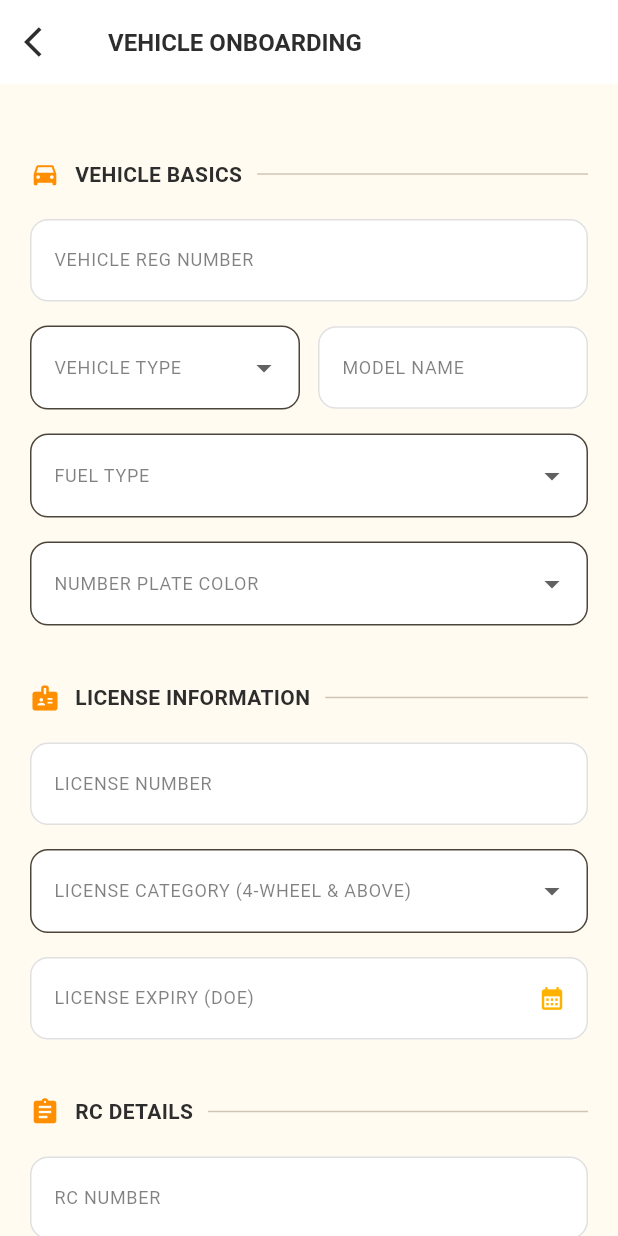
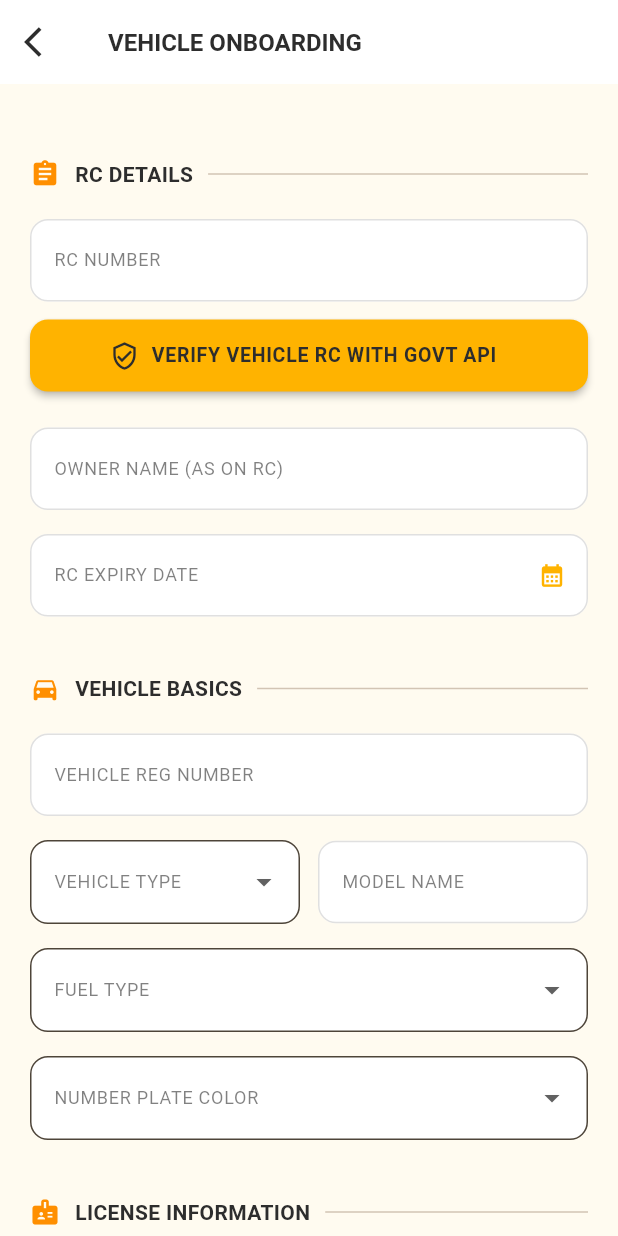
Before and after one commit to aiwheelsinfo-wq/flutterdriverapp, a Flutter app: the CarFormPage screen opened directly, on a phone screen of 412 x 824 dp. Run offline on Flutter 3.47's test engine with Material 3 defaults, Android fonts, the phone set to English and light mode, and no system bars; our stand-ins replace cached_network_image, carousel_slider, firebase_core, firebase_messaging, flutter_local_notifications, flutter_map and 13 more; missing offline and left inert: flutter_background_service, flutter_background_service_android, razorpay_flutter; accounts and stored records are empty; network calls fail.

Commit message:
Move RC Details to top position in car registration onboarding form

```diff
--- a/lib/car_reg_form.dart
+++ b/lib/car_reg_form.dart
@@ -241,6 +241,7 @@ class _CarFormPageState extends State<CarFormPage> {
     String? hint,
     bool isDate = false,
     bool isRequired = true,
+    bool readOnly = false,
   }) {
     bool isOptionalForYellow = [
           'texi_permit_no',
@@ -256,8 +257,9 @@ class _CarFormPageState extends State<CarFormPage> {
       padding: const EdgeInsets.symmetric(vertical: 8),
       child: TextFormField(
         controller: _controllers[apiKey],
-        readOnly: isDate,
-        onTap: isDate ? () => _pickDate(apiKey) : null,
+        readOnly: readOnly || isDate,
+        enabled: !readOnly,
+        onTap: (isDate && !readOnly) ? () => _pickDate(apiKey) : null,
         textCapitalization: TextCapitalization.characters,
         inputFormatters: [UpperCaseTextFormatter()],
         style: const TextStyle(fontSize: 15, color: charcoal),
@@ -270,7 +272,7 @@ class _CarFormPageState extends State<CarFormPage> {
               ? const Icon(Icons.calendar_month, size: 18, color: primaryAmber)
               : null,
           filled: true,
-          fillColor: Colors.white,
+          fillColor: readOnly ? Colors.grey.shade100 : Colors.white,
           border: OutlineInputBorder(
               borderRadius: BorderRadius.circular(12),
               borderSide: BorderSide(color: Colors.grey.shade300)),
@@ -280,6 +282,9 @@ class _CarFormPageState extends State<CarFormPage> {
           focusedBorder: OutlineInputBorder(
               borderRadius: BorderRadius.circular(12),
               borderSide: const BorderSide(color: primaryAmber, width: 2)),
+          disabledBorder: OutlineInputBorder(
+              borderRadius: BorderRadius.circular(12),
+              borderSide: BorderSide(color: Colors.grey.shade200)),
         ),
         validator: (val) {
           if (isOptionalForYellow) return null;
@@ -640,11 +645,28 @@ class _CarFormPageState extends State<CarFormPage> {
       child: Column(
         crossAxisAlignment: CrossAxisAlignment.start,
         children: [
+          // ---------------- 1. RC DETAILS (FIRST AT THE TOP) ----------------
+          _buildSectionHeader("RC Details", Icons.assignment),
+          _buildField(
+              label: "RC Number", apiKey: "rc_no", hint: "Ex: KL73A1234"),
+          _buildVerifyRcButton(),
+          _buildField(
+              label: "Owner Name (As on RC)",
+              apiKey: "rc_name",
+              readOnly: isRcVerifiedSuccess && _controllers['rc_name']!.text.isNotEmpty,
+              hint: "Ex: RAJESH KUMAR"),
+          _buildField(
+              label: "RC Expiry Date",
+              apiKey: "rc_manufecture_date",
+              readOnly: isRcVerifiedSuccess && _controllers['rc_manufecture_date']!.text.isNotEmpty,
+              isDate: true),
+
+          // ---------------- 2. VEHICLE BASICS ----------------
           _buildSectionHeader("Vehicle Basics", Icons.directions_car),
           _buildField(
               label: "Vehicle Reg Number",
               apiKey: "vehicle_id",
-              hint: "Ex: MH 12 AB 1234"),
+              hint: "Ex: KL 73 A 1234"),
           Row(
             children: [
               Expanded(
@@ -665,6 +687,7 @@ class _CarFormPageState extends State<CarFormPage> {
                   child: _buildField(
                       label: "Model Name",
                       apiKey: "vehicle_name",
+                      readOnly: isRcVerifiedSuccess && _controllers['vehicle_name']!.text.isNotEmpty,
                       hint: "Ex: SWIFT DZIRE")),
             ],
           ),
@@ -679,11 +702,12 @@ class _CarFormPageState extends State<CarFormPage> {
               value: _selectedPlateColor,
               onChanged: (v) => setState(() => _selectedPlateColor = v)),
 
+          // ---------------- 3. LICENSE INFORMATION ----------------
           _buildSectionHeader("License Information", Icons.badge),
           _buildField(
               label: "License Number",
               apiKey: "license_no",
-              hint: "Ex: MH12 20100012345"),
+              hint: "Ex: KL73 20220004599"),
           _buildDropdown(
               label: "License Category (4-Wheel & Above)",
               items: indianLicenseTypes,
@@ -699,26 +723,18 @@ class _CarFormPageState extends State<CarFormPage> {
               apiKey: "license_doe",
               isDate: true),
 
-          _buildSectionHeader("RC Details", Icons.assignment),
-          _buildField(
-              label: "RC Number", apiKey: "rc_no", hint: "Ex: KL73A1234"),
-          _buildVerifyRcButton(),
-          _buildField(
-              label: "Owner Name (As on RC)",
-              apiKey: "rc_name",
-              hint: "Ex: RAJESH KUMAR"),
-          _buildField(
-              label: "RC Expiry Date",
-              apiKey: "rc_manufecture_date",
-              isDate: true),
-
+          // ---------------- 4. INSURANCE & PUC ----------------
           _buildSectionHeader("Insurance & PUC", Icons.verified_user),
           _buildField(
               label: "Insurance Policy No",
               apiKey: "insurance_number",
+              readOnly: isRcVerifiedSuccess && _controllers['insurance_number']!.text.isNotEmpty,
               hint: "Ex: POL1234567"),
           _buildField(
-              label: "Insurance Expiry", apiKey: "insurance_doe", isDate: true),
+              label: "Insurance Expiry",
+              apiKey: "insurance_doe",
+              readOnly: isRcVerifiedSuccess && _controllers['insurance_doe']!.text.isNotEmpty,
+              isDate: true),
           Row(
             children: [
               Expanded(
@@ -744,6 +760,7 @@ class _CarFormPageState extends State<CarFormPage> {
                 label: "Permit Number",
                 apiKey: "texi_permit_no",
                 isRequired: false,
+                readOnly: isRcVerifiedSuccess && _controllers['texi_permit_no']!.text.isNotEmpty,
                 hint: "Ex: PMT998877"),
             Row(
               children: [
@@ -759,6 +776,7 @@ class _CarFormPageState extends State<CarFormPage> {
                         label: "Permit DOE",
                         apiKey: "texi_permit_doe",
                         isDate: true,
+                        readOnly: isRcVerifiedSuccess && _controllers['texi_permit_doe']!.text.isNotEmpty,
                         isRequired: false)),
               ],
             ),
@@ -768,6 +786,12 @@ class _CarFormPageState extends State<CarFormPage> {
                 apiKey: "fitness_certificate_no",
                 isRequired: false,
                 hint: "Ex: FIT112233"),
+            _buildField(
+                label: "Fitness Expiry Date",
+                apiKey: "fitness_certificate_doe",
+                isDate: true,
+                readOnly: isRcVerifiedSuccess && _controllers['fitness_certificate_doe']!.text.isNotEmpty,
+                isRequired: false),
             Row(
               children: [
                 Expanded(
```
